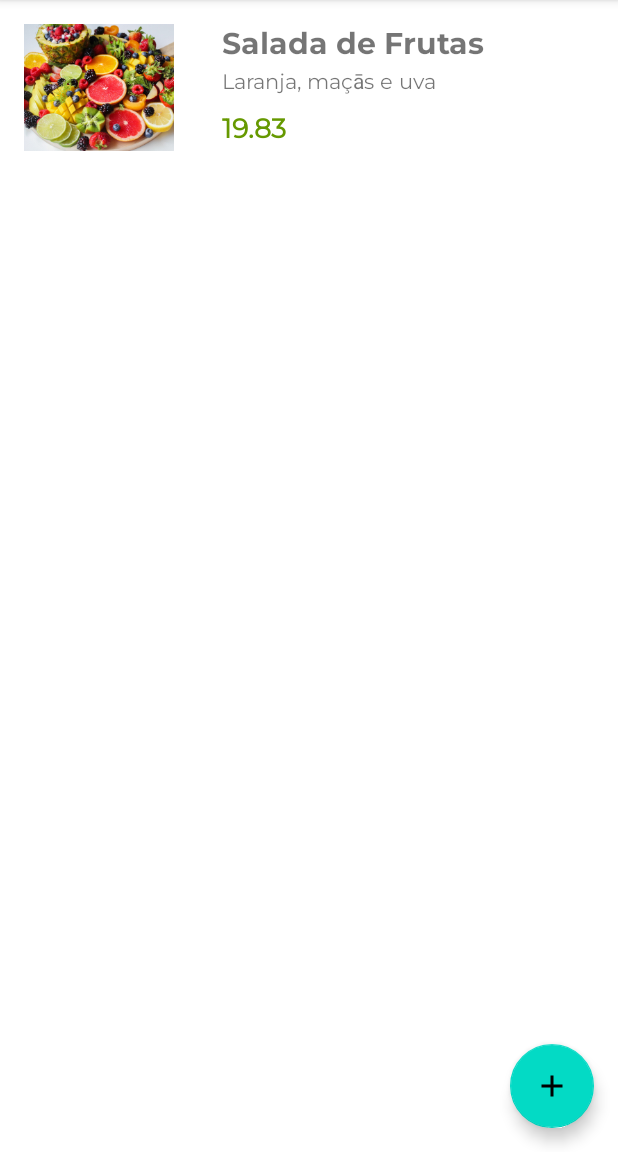
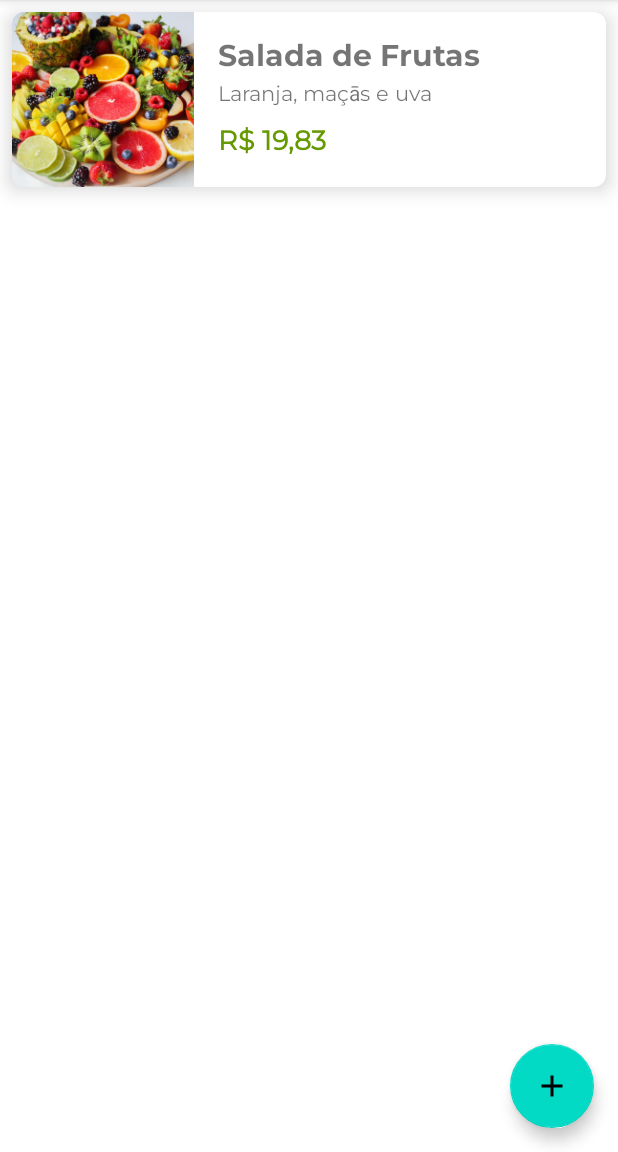
Before and after one commit to ThamiresAluiza/OrgsV, an Android app: the screen it shows after launch (ListaProdutosActivity), on a phone screen of 412 x 824 dp, the part 84-1236 px from its top. Run offline under Robolectric (Android 15) with nearby library versions, the phone set to English and light mode, and no system bars.

Commit message:
Personalizaçāo com io.material

```diff
--- a/app/src/main/java/br/com/alura/orgs/model/Produto.kt
+++ b/app/src/main/java/br/com/alura/orgs/model/Produto.kt
@@ -3,7 +3,7 @@ package br.com.alura.orgs.model
 import java.math.BigDecimal
 
 data class Produto(
-        val nome: String,
-        val descricao: String,
-        val valor: BigDecimal
+    val nome: String,
+    val descricao: String,
+    val valor: BigDecimal
 )
--- a/app/src/main/java/br/com/alura/orgs/ui/activity/ListaProdutosActivity.kt
+++ b/app/src/main/java/br/com/alura/orgs/ui/activity/ListaProdutosActivity.kt
@@ -34,7 +34,7 @@ class ListaProdutosActivity : AppCompatActivity() {
         }
     }
 
-     private fun vaiParaFormularioProduto() {
+    private fun vaiParaFormularioProduto() {
         val intent = Intent(this, FormularioProdutoActivity::class.java)
         startActivity(intent)
     }
--- a/app/src/main/java/br/com/alura/orgs/ui/recyclerview/adapter/ListaProdutosAdapter.kt
+++ b/app/src/main/java/br/com/alura/orgs/ui/recyclerview/adapter/ListaProdutosAdapter.kt
@@ -2,13 +2,13 @@ package br.com.alura.orgs.ui.recyclerview.adapter
 
 import android.content.Context
 import android.view.LayoutInflater
-import android.view.View
 import android.view.ViewGroup
-import android.widget.TextView
 import androidx.recyclerview.widget.RecyclerView
-import br.com.alura.orgs.R
 import br.com.alura.orgs.databinding.ProdutoItemBinding
 import br.com.alura.orgs.model.Produto
+import java.math.BigDecimal
+import java.text.NumberFormat
+import java.util.*
 
 class ListaProdutosAdapter(
     private val context: Context,
@@ -26,7 +26,14 @@ class ListaProdutosAdapter(
             val descricao = binding.produtoItemDescricao
             descricao.text = produto.descricao
             val valor = binding.produtoItemValor
-            valor.text = produto.valor.toPlainString()
+            val valorEmMoeda = formataParaMoedaBrasileira(produto.valor)
+            valor.text = valorEmMoeda
+        }
+
+        private fun formataParaMoedaBrasileira(valor: BigDecimal): String? {
+            val formatador: NumberFormat = NumberFormat
+                .getCurrencyInstance(Locale("pt", "br"))
+            return formatador.format(valor)
         }
 
     }
--- a/app/src/main/res/drawable/ic_baseline_add_24.xml
+++ b/app/src/main/res/drawable/ic_baseline_add_24.xml
@@ -4,7 +4,7 @@
     android:viewportWidth="24"
     android:viewportHeight="24"
     android:tint="?attr/colorControlNormal">
-  <path
-      android:fillColor="@android:color/white"
-      android:pathData="M19,13h-6v6h-2v-6H5v-2h6V5h2v6h6v2z"/>
+    <path
+        android:fillColor="@android:color/white"
+        android:pathData="M19,13h-6v6h-2v-6H5v-2h6V5h2v6h6v2z" />
 </vector>
--- a/app/src/main/res/layout/activity_formulario_produto.xml
+++ b/app/src/main/res/layout/activity_formulario_produto.xml
@@ -42,7 +42,8 @@
             app:layout_constraintStart_toStartOf="@id/activity_formulario_produto_descricao"
             app:layout_constraintTop_toBottomOf="@id/activity_formulario_produto_descricao" />
 
-        <Button android:id="@+id/activity_formulario_produto_botao_salvar"
+        <Button
+            android:id="@+id/activity_formulario_produto_botao_salvar"
             android:layout_width="0dp"
             android:layout_height="wrap_content"
             android:layout_margin="16dp"
--- a/app/src/main/res/layout/produto_item.xml
+++ b/app/src/main/res/layout/produto_item.xml
@@ -1,7 +1,15 @@
 <?xml version="1.0" encoding="utf-8"?>
-<androidx.constraintlayout.widget.ConstraintLayout xmlns:android="http://schemas.android.com/apk/res/android"
+<com.google.android.material.card.MaterialCardView xmlns:tools="http://schemas.android.com/tools"
     xmlns:app="http://schemas.android.com/apk/res-auto"
-    xmlns:tools="http://schemas.android.com/tools"
+    xmlns:android="http://schemas.android.com/apk/res/android"
+    android:layout_width="match_parent"
+    android:layout_margin="8dp"
+    app:cardCornerRadius="8dp"
+    app:cardElevation="8dp"
+    android:layout_height="wrap_content">
+
+
+    <androidx.constraintlayout.widget.ConstraintLayout
         android:layout_width="match_parent"
         android:layout_height="wrap_content">
 
@@ -10,6 +18,7 @@
             android:layout_width="0dp"
             android:layout_height="wrap_content"
             android:layout_margin="16dp"
+            app:layout_constraintHorizontal_weight="2"
             android:ellipsize="end"
             android:fontFamily="@font/montserrat_bold"
             android:maxLines="1"
@@ -49,18 +58,27 @@
             android:layout_marginBottom="16dp"
             tools:text="12.99" />
 
+<!--        <androidx.constraintlayout.widget.Guideline-->
+<!--            android:layout_width="wrap_content"-->
+<!--            android:layout_height="wrap_content"-->
+<!--            android:orientation="vertical"-->
+<!--            app:layout_constraintGuide_percent="0.5"-->
+<!--            android:id="@+id/guideline"/>-->
+
+
         <ImageView
             android:id="@+id/imageView"
-        android:layout_width="100dp"
+            android:layout_width="0dp"
+            android:layout_height="0dp"
             android:scaleType="centerCrop"
-        android:layout_height="0dp"
-        android:layout_margin="16dp"
+            app:layout_constraintHorizontal_weight="1"
+            app:layout_constraintBottom_toBottomOf="parent"
+            app:layout_constraintEnd_toStartOf="@id/produto_item_nome"
             app:layout_constraintStart_toStartOf="parent"
             app:layout_constraintTop_toTopOf="parent"
-        app:layout_constraintBottom_toBottomOf="parent"
-        app:layout_constraintEnd_toStartOf="@id/produto_item_nome"
             app:srcCompat="@drawable/produto_1"
             tools:srcCompat="@tools:sample/backgrounds/scenic" />
 
 
     </androidx.constraintlayout.widget.ConstraintLayout>
+</com.google.android.material.card.MaterialCardView>
```
Also changed, not shown: app/src/main/java/br/com/alura/orgs/dao/ProdutosDao.kt (+6 -4 lines), app/src/main/res/font/montserrat.xml (+4 -5 lines), app/src/main/res/font/montserrat_bold.xml (+4 -5 lines), 2 other files. Lines whose indentation alone changed are shown as unchanged.
